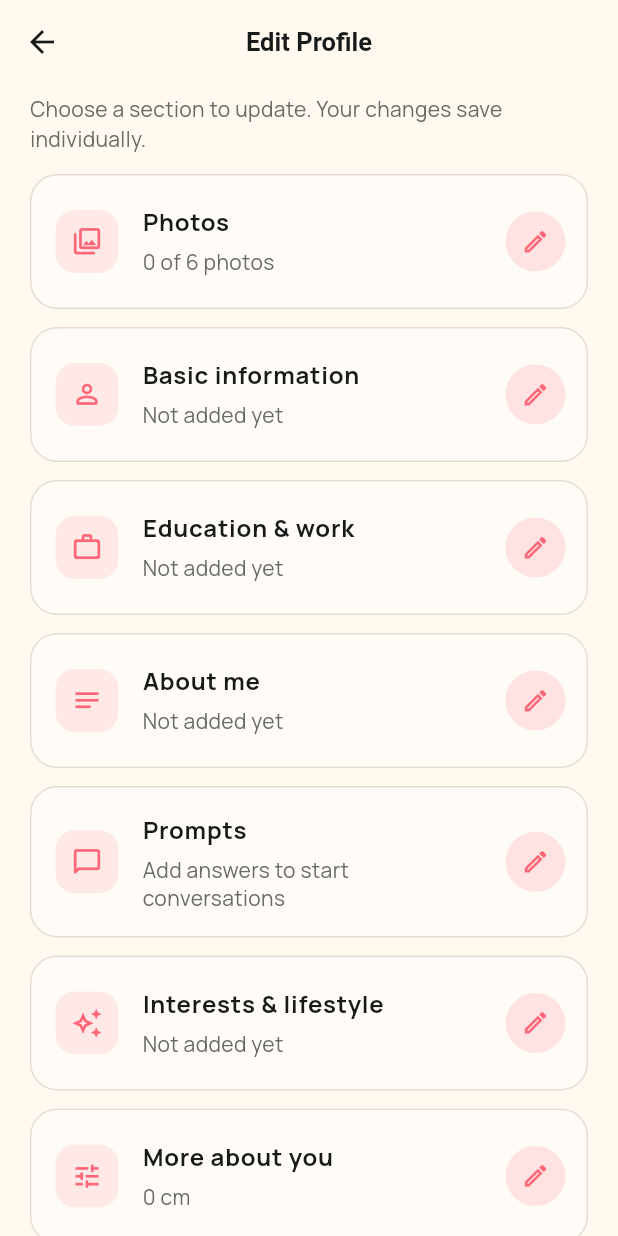
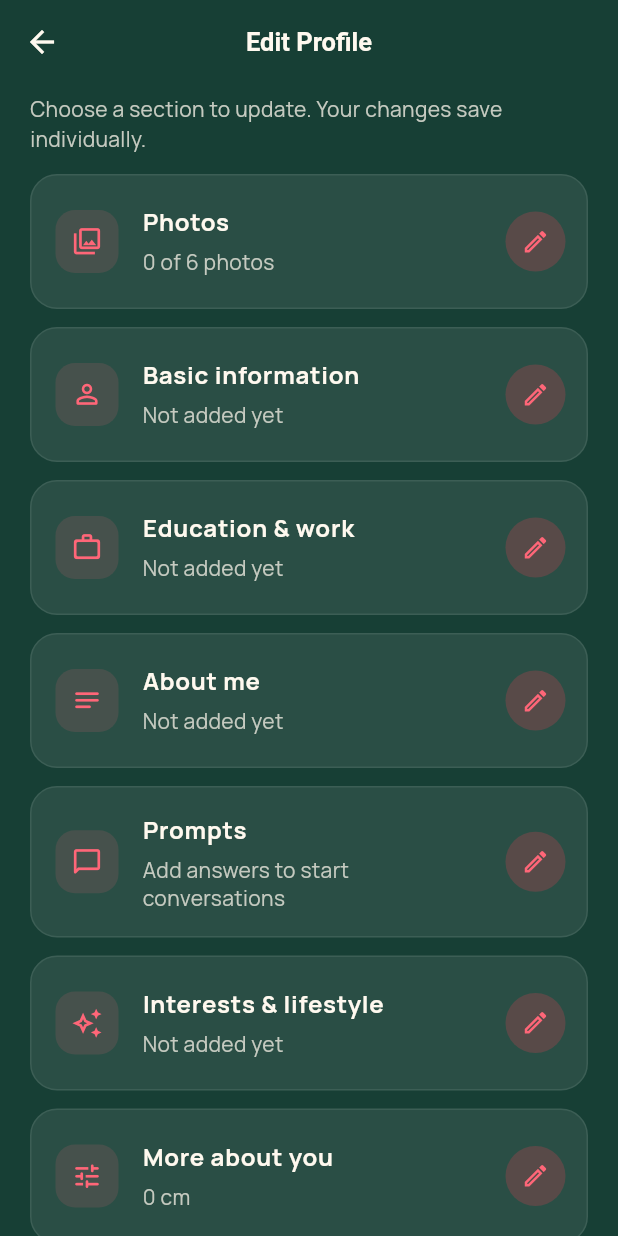
Before and after one commit to AnkaraoBalu/Dating-App, a Flutter app: what showProfileOptions() shows on an empty page, opened directly with empty values, after a tap on "Edit profile", on a phone screen of 412 x 824 dp. Run offline on Flutter 3.47's test engine with Material 3 defaults, Android fonts, the phone set to English and light mode, and no system bars; our stand-ins replace app_links, camera, firebase_core, firebase_messaging, flutter_dotenv, flutter_local_notifications and 6 more; missing offline and left inert: clerk_flutter, flutter_ringtone_player, livekit_client, record; accounts and stored records are empty; generated files the repository leaves out were written again; network calls fail.

Commit message:
Fix likes received list, add call mic prompt and green profile screens
- Likes received now lists pending likes (excluding matches and passed
  people); the old query always returned nothing.
- Explain microphone access before placing or answering a call, and mention
  calls in the iOS microphone description.
- Profile screens use the website's forest green with cream text.
- Hide the "People near you" row on Discover and remove the duplicate bell
  from the header.

Co-Authored-By: Claude Opus 5.5 <noreply@anthropic.com>

```diff
--- a/DatingAPP/lib/features/home/presentation/widgets/home_header_filters.dart
+++ b/DatingAPP/lib/features/home/presentation/widgets/home_header_filters.dart
@@ -15,12 +15,6 @@ extension _HomeHeaderFilters on _HomeScreenState {
         _matchController?.incomingLikes.length ?? 0,
         _openLikes,
         color: AppColors.coralPressed,
-      ),
-      _headerAction(
-        Icons.notifications_none_rounded,
-        'Notifications',
-        0,
-        _openLikes,
       ),
       GestureDetector(
         onTap: () => _refresh(() => _selectedNav = 4),
--- a/DatingAPP/lib/features/home/presentation/widgets/home_people_sections.dart
+++ b/DatingAPP/lib/features/home/presentation/widgets/home_people_sections.dart
@@ -19,6 +19,8 @@ extension _HomePeopleSections on _HomeScreenState {
     ],
   );
 
+  // Kept while the "People near you" row is hidden in home_feed_layout.dart.
+  // ignore: unused_element
   Widget _nearbyPeople() {
     final people = _nearby;
     if (people.isEmpty) {
--- a/DatingAPP/lib/features/profile/presentation/widgets/profile_hero.dart
+++ b/DatingAPP/lib/features/profile/presentation/widgets/profile_hero.dart
@@ -32,7 +32,7 @@ class ProfileHero extends StatelessWidget {
               gradient: LinearGradient(
                 begin: Alignment.topCenter,
                 end: Alignment.bottomCenter,
-                colors: [Colors.black26, Colors.transparent, Color(0xE5080A09)],
+                colors: [Colors.black26, Colors.transparent, profileBackground],
                 stops: [0, .4, 1],
               ),
             ),
--- a/DatingAPP/lib/features/profile/presentation/widgets/profile_options_sheet.dart
+++ b/DatingAPP/lib/features/profile/presentation/widgets/profile_options_sheet.dart
@@ -1,7 +1,6 @@
 import 'package:flutter/material.dart';
 import 'package:flutter/services.dart';
 
-import '../../../../core/theme/theme.dart';
 import '../../data/profile_controller.dart';
 import '../screens/profile_edit_screen.dart';
 import '../screens/profile_preview_screen.dart';
@@ -13,7 +12,7 @@ Future<void> showProfileOptions(
 ) async {
   final action = await showModalBottomSheet<String>(
     context: context,
-    backgroundColor: AppColors.surface,
+    backgroundColor: profileSurface,
     shape: const RoundedRectangleBorder(
       borderRadius: BorderRadius.vertical(top: Radius.circular(24)),
     ),
@@ -38,10 +37,10 @@ Future<void> showProfileOptions(
                 ),
               ])
                 ListTile(
-                  leading: Icon(item.$3, color: AppColors.textPrimary),
+                  leading: Icon(item.$3, color: profileTextPrimary),
                   title: Text(
                     item.$2,
-                    style: const TextStyle(color: AppColors.textPrimary),
+                    style: const TextStyle(color: profileTextPrimary),
                   ),
                   onTap: () => Navigator.pop(context, item.$1),
                 ),
@@ -49,7 +48,7 @@ Future<void> showProfileOptions(
                 onPressed: () => Navigator.pop(context),
                 child: const Text(
                   'Cancel',
-                  style: TextStyle(color: AppColors.textPrimary),
+                  style: TextStyle(color: profileTextPrimary),
                 ),
               ),
             ],
--- a/DatingAPP/lib/features/profile/presentation/widgets/profile_widgets.dart
+++ b/DatingAPP/lib/features/profile/presentation/widgets/profile_widgets.dart
@@ -2,16 +2,19 @@ import 'package:flutter/material.dart';
 import '../../../../core/theme/theme.dart';
 import '../../data/profile_controller.dart';
 
-const profileBackground = AppColors.background;
-const profileSurface = AppColors.surface;
-const profileSurfaceSecondary = AppColors.surfaceSecondary;
+// Profile screens use the website's forest green with cream text. Surfaces are
+// opaque blends of white over the green so sheets and dialogs match too.
+const profileBackground = AppColors.forest;
+const profileSurface = Color(0xFF2A4E45);
+const profileSurfaceSecondary = Color(0xFF35584F);
 const profileAccent = AppColors.coral;
-const profileAccentSoft = AppColors.coralSoft;
-const profileTextPrimary = AppColors.textPrimary;
-const profileTextSecondary = AppColors.textSecondary;
-const profileTextTertiary = AppColors.textTertiary;
-const profileBorder = AppColors.border;
-const profileSuccess = AppColors.success;
+const profileAccentSoft = Color(0xFF584A48);
+const profileTextPrimary = AppColors.background;
+const profileTextSecondary = Color(0xFFC5CAC0);
+const profileTextTertiary = Color(0xFF97A59B);
+const profileBorder = Color(0xFF3C5E55);
+// Lighter mint so success states stand out on the green background.
+const profileSuccess = Color(0xFF7FD6AC);
 
 void profileNotice(BuildContext context, String message) =>
     ScaffoldMessenger.of(context)
@@ -50,47 +53,61 @@ class ProfilePage extends StatelessWidget {
   @override
   Widget build(BuildContext context) => Theme(
     data: Theme.of(context).copyWith(
-      brightness: Brightness.light,
+      brightness: Brightness.dark,
       scaffoldBackgroundColor: profileBackground,
       canvasColor: profileSurface,
       popupMenuTheme: const PopupMenuThemeData(
         color: profileSurface,
-        textStyle: TextStyle(color: AppColors.textPrimary),
+        textStyle: TextStyle(color: profileTextPrimary),
       ),
       appBarTheme: const AppBarTheme(
         backgroundColor: profileBackground,
-        foregroundColor: AppColors.textPrimary,
+        foregroundColor: profileTextPrimary,
         titleTextStyle: TextStyle(
-          color: AppColors.textPrimary,
+          color: profileTextPrimary,
           fontSize: 17,
           fontWeight: FontWeight.w700,
         ),
-        iconTheme: IconThemeData(color: AppColors.textPrimary),
+        iconTheme: IconThemeData(color: profileTextPrimary),
       ),
-      colorScheme: const ColorScheme.light(
+      colorScheme: const ColorScheme.dark(
         primary: profileAccent,
+        onPrimary: Colors.white,
+        secondary: profileAccent,
         surface: profileSurface,
-        onSurface: AppColors.textPrimary,
+        onSurface: profileTextPrimary,
+        onSurfaceVariant: profileTextSecondary,
+        outline: profileBorder,
+        outlineVariant: profileBorder,
       ),
+      bottomSheetTheme: const BottomSheetThemeData(
+        backgroundColor: profileSurface,
+        modalBackgroundColor: profileSurface,
+      ),
+      dialogTheme: const DialogThemeData(backgroundColor: profileSurface),
+      dividerColor: profileBorder,
+      chipTheme: Theme.of(
+        context,
+      ).chipTheme.copyWith(checkmarkColor: profileTextPrimary),
       inputDecorationTheme: InputDecorationTheme(
         filled: true,
-        fillColor: AppColors.surfaceSecondary,
-        labelStyle: const TextStyle(color: AppColors.textSecondary),
-        floatingLabelStyle: const TextStyle(color: AppColors.textPrimary),
-        hintStyle: const TextStyle(color: AppColors.textTertiary),
-        helperStyle: const TextStyle(color: AppColors.textSecondary),
-        counterStyle: const TextStyle(color: AppColors.textTertiary),
+        fillColor: profileSurfaceSecondary,
+        labelStyle: const TextStyle(color: profileTextSecondary),
+        floatingLabelStyle: const TextStyle(color: profileTextPrimary),
+        hintStyle: const TextStyle(color: profileTextTertiary),
+        helperStyle: const TextStyle(color: profileTextSecondary),
+        counterStyle: const TextStyle(color: profileTextTertiary),
         contentPadding: const EdgeInsets.symmetric(
           horizontal: 16,
           vertical: 17,
         ),
         border: OutlineInputBorder(
           borderRadius: BorderRadius.circular(16),
-          borderSide: const BorderSide(color: AppColors.border),
+          borderSide: const BorderSide(color: profileBorder),
         ),
         enabledBorder: OutlineInputBorder(
           borderRadius: BorderRadius.circular(16),
-          borderSide: const BorderSide(color: AppColors.border),
+          borderSide: const BorderSide(color: profileBorder),
         ),
         focusedBorder: OutlineInputBorder(
           borderRadius: BorderRadius.circular(16),
@@ -106,12 +123,12 @@ class ProfilePage extends StatelessWidget {
         ),
       ),
       dropdownMenuTheme: const DropdownMenuThemeData(
-        textStyle: TextStyle(color: AppColors.textPrimary),
+        textStyle: TextStyle(color: profileTextPrimary),
       ),
-      iconTheme: const IconThemeData(color: AppColors.textSecondary),
+      iconTheme: const IconThemeData(color: profileTextSecondary),
       textTheme: Theme.of(context).textTheme.apply(
-        bodyColor: AppColors.textPrimary,
-        displayColor: AppColors.textPrimary,
+        bodyColor: profileTextPrimary,
+        displayColor: profileTextPrimary,
       ),
     ),
     child: Scaffold(
@@ -123,7 +140,7 @@ class ProfilePage extends StatelessWidget {
         ),
         centerTitle: true,
         backgroundColor: profileBackground,
-        foregroundColor: AppColors.textPrimary,
+        foregroundColor: profileTextPrimary,
         actions: actions,
       ),
       body: SafeArea(
@@ -138,7 +155,7 @@ class ProfilePage extends StatelessWidget {
                       child: LinearProgressIndicator(
                         value: step! / 5,
                         color: profileAccent,
-                        backgroundColor: AppColors.border,
+                        backgroundColor: profileBorder,
                         borderRadius: BorderRadius.circular(20),
                       ),
                     ),
@@ -146,7 +163,7 @@ class ProfilePage extends StatelessWidget {
                     Text(
                       '$step/5',
                       style: const TextStyle(
-                        color: AppColors.textTertiary,
+                        color: profileTextTertiary,
                         fontSize: 12,
                       ),
                     ),
@@ -212,6 +229,7 @@ class ProfileTile extends StatelessWidget {
   final IconData icon;
   final VoidCallback? onTap;
   final Widget? trailing;
+
   @override
   Widget build(BuildContext context) => Container(
     margin: const EdgeInsets.only(bottom: 10),
@@ -219,7 +237,7 @@ class ProfileTile extends StatelessWidget {
       color: profileSurface,
       shape: RoundedRectangleBorder(
         borderRadius: BorderRadius.circular(16),
-        side: const BorderSide(color: AppColors.border),
+        side: const BorderSide(color: profileBorder),
       ),
       clipBehavior: Clip.antiAlias,
       child: ListTile(
@@ -227,9 +245,7 @@ class ProfileTile extends StatelessWidget {
         title: Text(
           title,
           style: TextStyle(
-            color: value == null
-                ? AppColors.textPrimary
-                : AppColors.textSecondary,
+            color: value == null ? profileTextPrimary : profileTextSecondary,
             fontSize: value == null ? 14 : 12,
           ),
         ),
@@ -237,19 +253,13 @@ class ProfileTile extends StatelessWidget {
             ? null
             : Text(
                 value!.isEmpty ? 'Not added' : value!,
-                style: const TextStyle(
-                  color: AppColors.textPrimary,
-                  fontSize: 14,
-                ),
+                style: TextStyle(color: profileTextPrimary, fontSize: 14),
               ),
         trailing:
             trailing ??
             (onTap == null
                 ? null
-                : const Icon(
-                    Icons.chevron_right,
-                    color: AppColors.textTertiary,
-                  )),
+                : Icon(Icons.chevron_right, color: profileTextSecondary)),
         onTap: onTap,
       ),
     ),
@@ -269,7 +279,7 @@ class ProfileSection extends StatelessWidget {
         Text(
           title,
           style: AppTypography.h3.copyWith(
-            color: AppColors.textPrimary,
+            color: profileTextPrimary,
             fontSize: 17,
           ),
         ),
@@ -277,10 +287,7 @@ class ProfileSection extends StatelessWidget {
           const SizedBox(height: 5),
           Text(
             subtitle!,
-            style: const TextStyle(
-              color: AppColors.textSecondary,
-              fontSize: 12,
-            ),
+            style: const TextStyle(color: profileTextSecondary, fontSize: 12),
           ),
         ],
       ],
@@ -308,7 +315,7 @@ class ProfilePhotoView extends StatelessWidget {
           url!,
           fit: fit,
           errorBuilder: (_, _, _) => const ColoredBox(
-            color: profileSurface,
+            color: AppColors.surface,
             child: Center(
               child: Icon(
                 Icons.broken_image_outlined,
```
Also changed, not shown: DatingAPP/lib/features/calls/presentation/screens/voice_call_screen.dart (+8 -0 lines), DatingAPP/lib/features/calls/presentation/widgets/call_microphone_permission.dart (added, +83 -0 lines), DatingAPP/lib/features/chat/presentation/screens/conversation_screen.dart (+8 -0 lines), DatingAPP/lib/features/home/presentation/widgets/home_feed_layout.dart (+14 -12 lines), DatingAPP/lib/features/profile/presentation/screens/profile_main_screen.dart (+23 -19 lines), 3 other files.
